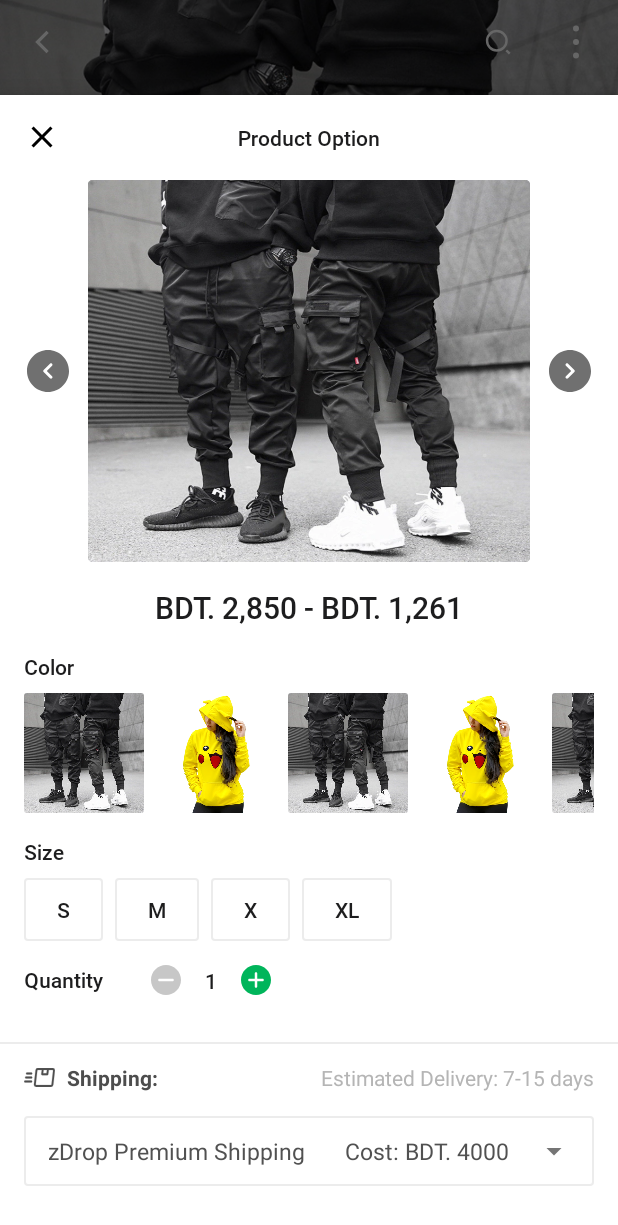
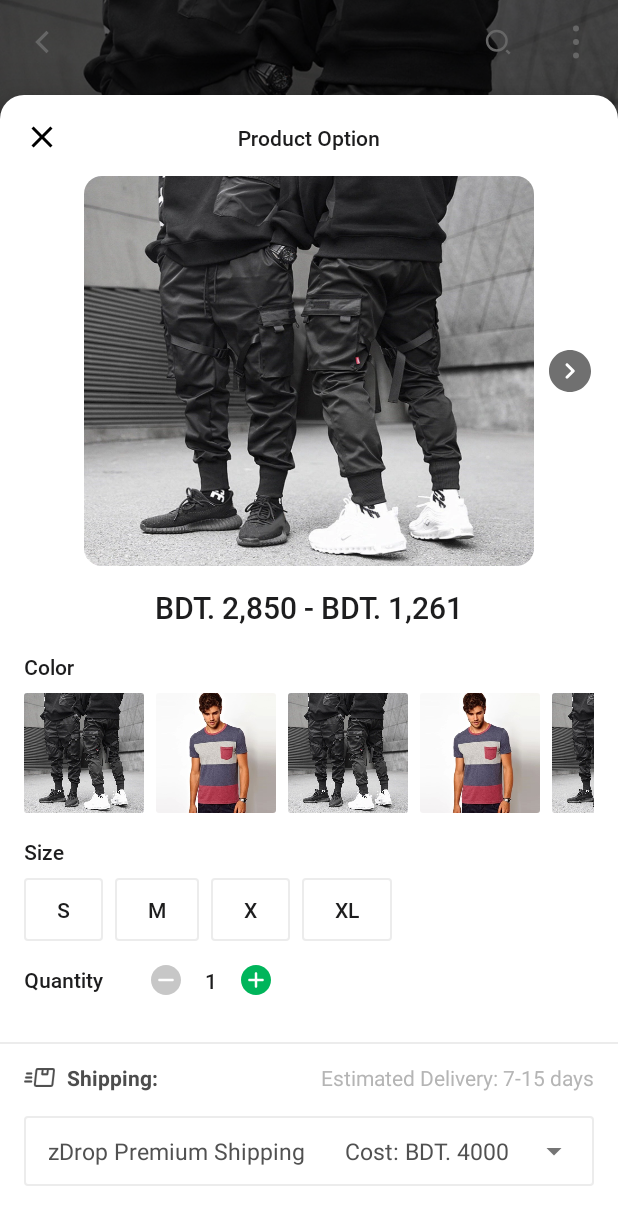
Before and after one commit to amit517/Ecommerce-Product-Details-Android, an Android app: the screen it shows after launch (MainActivity), after a tap on an icon or button, on a phone screen of 412 x 824 dp. Shown: the top 1225 px of the screen. Run offline under Robolectric (Android 15) with nearby library versions, the phone set to English and light mode, and no system bars; our stand-ins replace data binding.

```diff
--- a/app/src/main/java/com/team/myapplication/ui/ProductDialogFragment.java
+++ b/app/src/main/java/com/team/myapplication/ui/ProductDialogFragment.java
@@ -6,6 +6,7 @@ import android.content.Context;
 import android.content.DialogInterface;
 import android.os.Bundle;
 import android.util.DisplayMetrics;
+import android.util.Log;
 import android.view.LayoutInflater;
 import android.view.View;
 import android.view.ViewGroup;
@@ -14,6 +15,7 @@ import android.widget.ImageView;
 import android.widget.Spinner;
 import android.widget.TextView;
 
+import androidx.annotation.LongDef;
 import androidx.annotation.NonNull;
 import androidx.annotation.Nullable;
 import androidx.core.content.ContextCompat;
@@ -27,17 +29,18 @@ import com.team.myapplication.utils.Constant;
 import com.team.myapplication.R;
 import com.team.myapplication.adapter.DetailsAdapter;
 import com.team.myapplication.adapter.MyAdapter;
+import com.team.myapplication.utils.CurrentProduct;
 
 public class ProductDialogFragment extends BottomSheetDialogFragment implements DetailsAdapter.DescriptionClickListener, View.OnClickListener {
 
     public static final String TAG = "ProductDialogFragment";
     private Context context;
     private ItemClickListene mListener;
-    private ImageView mainImage;
+    private ImageView mainImage,imageView11,imageView9;
     private RecyclerView productRV;
     private Spinner spinner;
     private TextView textView17, textView18, textView19, textView20;
-
+    private int selectedPosition = 0;
     @Nullable
     @Override
     public View onCreateView(@NonNull LayoutInflater inflater, @Nullable ViewGroup container,
@@ -50,11 +53,19 @@ public class ProductDialogFragment extends BottomSheetDialogFragment implements
         super.onViewCreated(view, savedInstanceState);
         init(view);
         configureRV();
+        changeImage();
         mainImage.setClipToOutline(true);
         MyAdapter myAdapter = new MyAdapter(context, R.layout.item_spinner,
                 Constant.getShippingName());
         myAdapter.setDropDownViewResource(android.R.layout.simple_spinner_dropdown_item);
         spinner.setAdapter(myAdapter);
+
+    }
+
+    private void changeImage() {
+        mainImage.setImageResource(CurrentProduct.getCurrentProduct().getExampleArrayList().get(selectedPosition).getFrontImg());
+        imageView11.setVisibility(View.GONE);
+        imageView9.setVisibility(View.VISIBLE);
 
     }
 
@@ -100,11 +111,15 @@ public class ProductDialogFragment extends BottomSheetDialogFragment implements
         textView18 = view.findViewById(R.id.textView18);
         textView19 = view.findViewById(R.id.textView19);
         textView20 = view.findViewById(R.id.textView20);
+        imageView11 = view.findViewById(R.id.imageView11);
+        imageView9 = view.findViewById(R.id.imageView9);
 
         textView17.setOnClickListener(this);
         textView18.setOnClickListener(this);
         textView19.setOnClickListener(this);
         textView20.setOnClickListener(this);
+        imageView11.setOnClickListener(this);
+        imageView9.setOnClickListener(this);
     }
 
     private void configureRV() {
@@ -129,6 +144,9 @@ public class ProductDialogFragment extends BottomSheetDialogFragment implements
     @Override
     public void position(int position) {
 
+        Log.d(TAG, "position: "+position);
+        selectedPosition = position;
+        changeImage();
     }
 
     @Override
@@ -159,6 +177,19 @@ public class ProductDialogFragment extends BottomSheetDialogFragment implements
                 textView19.setBackground(ContextCompat.getDrawable(context, R.drawable.shape_gray_2));
                 textView20.setBackground(ContextCompat.getDrawable(context, R.drawable.shape_green_2));
                 break;
+
+            case R.id.imageView11:
+                mainImage.setImageResource(CurrentProduct.getCurrentProduct().getExampleArrayList().get(selectedPosition).getFrontImg());
+                imageView11.setVisibility(View.GONE);
+                imageView9.setVisibility(View.VISIBLE);
+                break;
+
+            case R.id.imageView9:
+                mainImage.setImageResource(CurrentProduct.getCurrentProduct().getExampleArrayList().get(selectedPosition).getBackImg());
+                imageView11.setVisibility(View.VISIBLE);
+                imageView9.setVisibility(View.GONE);
+                break;
+
         }
     }
 
--- /dev/null
+++ b/app/src/main/res/drawable/shape_bottom_sheet.xml
@@ -0,0 +1,8 @@
+<?xml version="1.0" encoding="utf-8"?>
+<shape xmlns:android="http://schemas.android.com/apk/res/android"
+    android:shape="rectangle">
+    <solid android:color="@android:color/white"/>
+    <corners android:topLeftRadius="16dp"
+        android:topRightRadius="16dp"/>
+
+</shape>
--- a/app/src/main/res/drawable/shape_round_corner.xml
+++ b/app/src/main/res/drawable/shape_round_corner.xml
@@ -1,9 +1,5 @@
 <shape xmlns:android="http://schemas.android.com/apk/res/android"
     android:shape="rectangle">
     <corners android:radius="12dp" />
-    <padding
-        android:bottom="@dimen/borderThickness"
-        android:left="@dimen/borderThickness"
-        android:right="@dimen/borderThickness"
-        android:top="@dimen/borderThickness" />
+
 </shape>
--- a/app/src/main/res/layout/bottom_sheet.xml
+++ b/app/src/main/res/layout/bottom_sheet.xml
@@ -66,10 +66,11 @@
         android:layout_marginEnd="8dp"
         android:background="@drawable/shape_round_corner"
         android:scaleType="fitXY"
-
         android:src="@drawable/product_image"
         app:layout_constraintEnd_toStartOf="@+id/imageView9"
         app:layout_constraintHorizontal_bias="0.333"
+        app:layout_goneMarginStart="40dp"
+        app:layout_goneMarginEnd="40dp"
         app:layout_constraintStart_toEndOf="@+id/imageView11"
         app:layout_constraintTop_toBottomOf="@+id/textView13" />
 
@@ -80,7 +81,9 @@
         app:layout_constraintBottom_toBottomOf="@+id/imageView8"
         app:layout_constraintEnd_toStartOf="@+id/guideline4"
         app:layout_constraintTop_toTopOf="@+id/imageView8"
-        app:srcCompat="@drawable/ic_next_2" />
+        app:srcCompat="@drawable/ic_next_2"
+
+        />
 
     <ImageView
         android:id="@+id/imageView11"
@@ -89,7 +92,9 @@
         app:layout_constraintBottom_toBottomOf="@+id/imageView8"
         app:layout_constraintStart_toStartOf="@+id/guideline3"
         app:layout_constraintTop_toTopOf="@+id/imageView8"
-        app:srcCompat="@drawable/ic_previous_2" />
+        app:srcCompat="@drawable/ic_previous_2"
+
+        />
 
     <TextView
         android:id="@+id/textView14"
--- a/app/src/main/res/values/themes.xml
+++ b/app/src/main/res/values/themes.xml
@@ -5,8 +5,17 @@
         <item name="colorPrimary">@color/purple_500</item>
         <item name="colorPrimaryVariant">@color/purple_700</item>
         <item name="colorOnPrimary">@color/white</item>
-        <item name="bottomSheetDialogTheme">@style/CustomBottomSheetDialog</item>
+        <item name="bottomSheetDialogTheme">@style/AppBottomSheetDialogTheme</item>
+    </style>
 
+    <style name="AppBottomSheetDialogTheme"
+        parent="Theme.Design.Light.BottomSheetDialog">
+        <item name="bottomSheetStyle">@style/AppModalStyle</item>
+    </style>
+
+    <style name="AppModalStyle"
+        parent="Widget.Design.BottomSheet.Modal">
+        <item name="android:background">@drawable/shape_bottom_sheet</item>
     </style>
 
     <style name="AppTheme.PopupOverlay" parent="ThemeOverlay.AppCompat.Light" >
```
Also changed, not shown: app/src/main/res/drawable/font1.jpg (added), app/src/main/res/drawable/font1.png (deleted).
